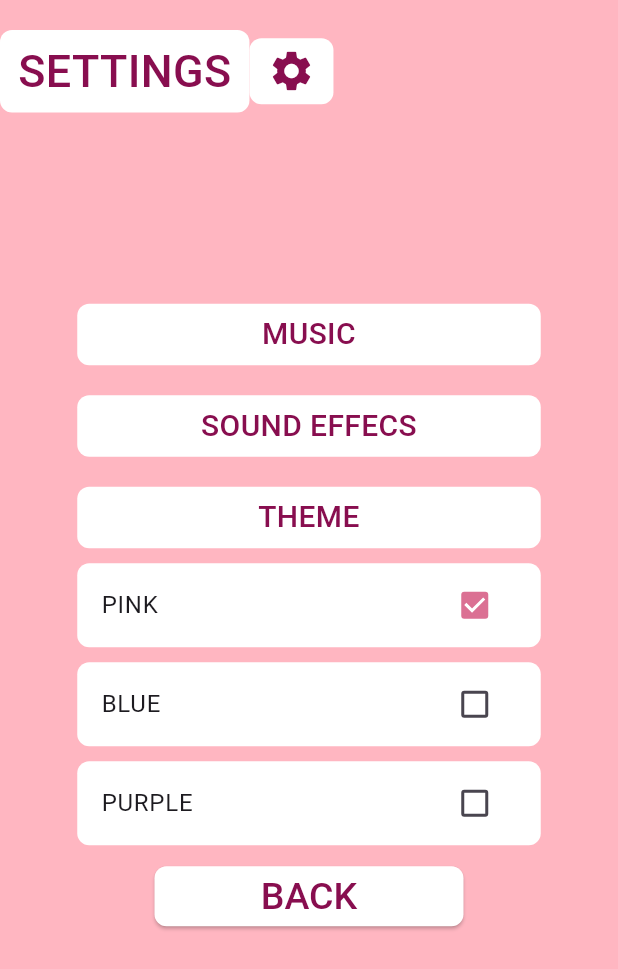
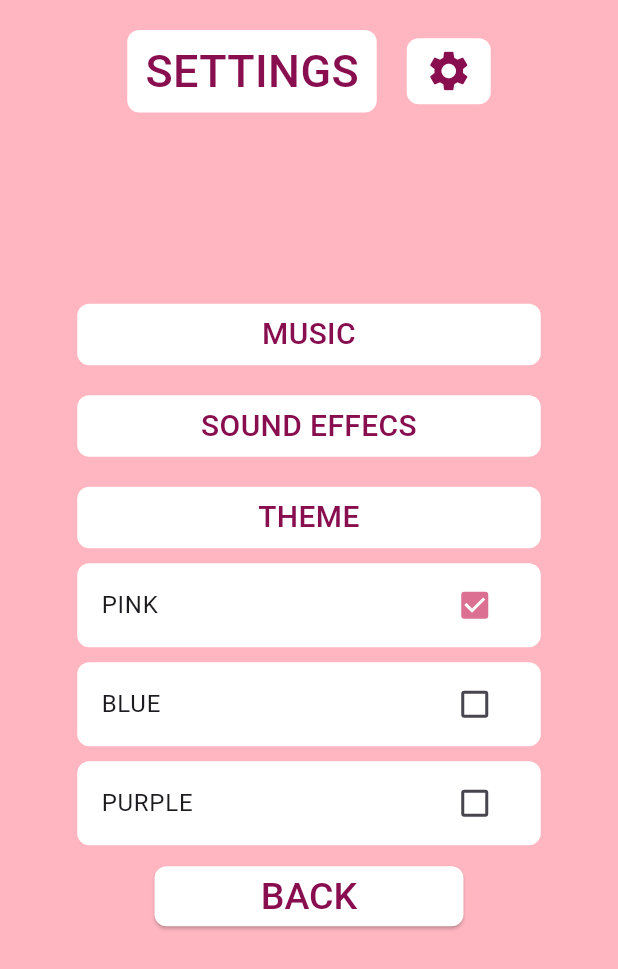
Before and after one commit to mraboso2019/practica2moviles, a Flutter app: the Settings screen opened directly, on a phone screen of 412 x 824 dp. Shown: the top 969 px of the screen. Run offline on Flutter 3.47's test engine with Material 3 defaults, Android fonts, the phone set to English and light mode, and no system bars; our stand-ins replace shared_preferences; accounts and stored records are empty.

Commit message:
Update settings.dart

```diff
--- a/lib/settings.dart
+++ b/lib/settings.dart
@@ -24,6 +24,7 @@ class _SettingsState extends State<Settings> {
                   padding: EdgeInsets.only(top: 20.0),
                   // Ajusta el valor según el espacio que desees
                   child: Row(
+                    mainAxisAlignment: MainAxisAlignment.center,
                     children: [
                       Container(
                         padding: EdgeInsets.symmetric(
@@ -41,7 +42,7 @@ class _SettingsState extends State<Settings> {
                           ),
                         ),
                       ),
-                      SizedBox(height: 20),
+                      SizedBox(width: 20),
                       Container(
                         padding: EdgeInsets.symmetric(
                             horizontal: 12.0, vertical: 6.0),
```
